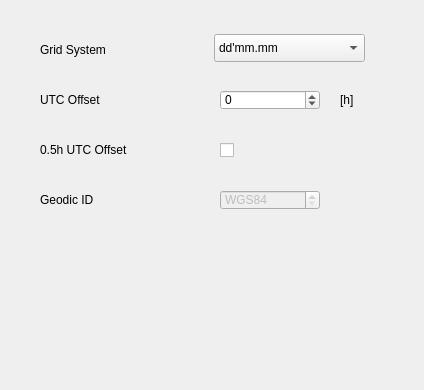
Qt form src/configuration/flytec/GPSFrame.ui (Iv/FlyHigh) before a commit.
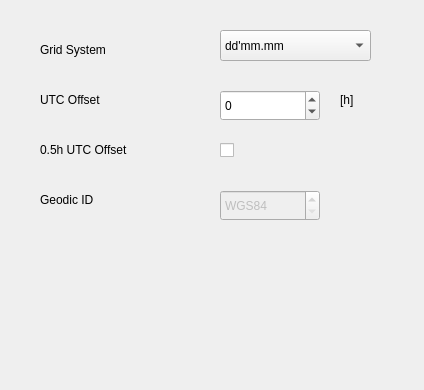
The same form after that commit.

```diff
--- a/src/configuration/flytec/GPSFrame.ui
+++ b/src/configuration/flytec/GPSFrame.ui
@@ -35,10 +35,10 @@
     <widget class="QComboBox" name="comboBox_GridSys">
       <property name="geometry">
         <rect>
-          <x>214</x>
-          <y>34</y>
+     <x>220</x>
+     <y>30</y>
           <width>151</width>
-          <height>28</height>
+     <height>31</height>
         </rect>
       </property>
       <item>
@@ -92,7 +92,7 @@
           <x>220</x>
           <y>190</y>
           <width>100</width>
-          <height>20</height>
+     <height>31</height>
         </rect>
       </property>
       <property name="specialValueText">
@@ -165,12 +165,9 @@
           <x>220</x>
           <y>90</y>
           <width>100</width>
-          <height>20</height>
-        </rect>
-      </property>
-      <property name="maximum">
-        <number>13</number>
-      </property>
+     <height>31</height>
+    </rect>
+   </property>
       <property name="minimum">
         <number>-13</number>
       </property>
@@ -186,7 +183,7 @@
         <rect>
           <x>220</x>
           <y>140</y>
-          <width>83</width>
+     <width>21</width>
           <height>20</height>
         </rect>
       </property>
```
Left out of the diff: 16 changed lines with no effect on the pictures. Lines whose indentation alone changed are shown as unchanged.
